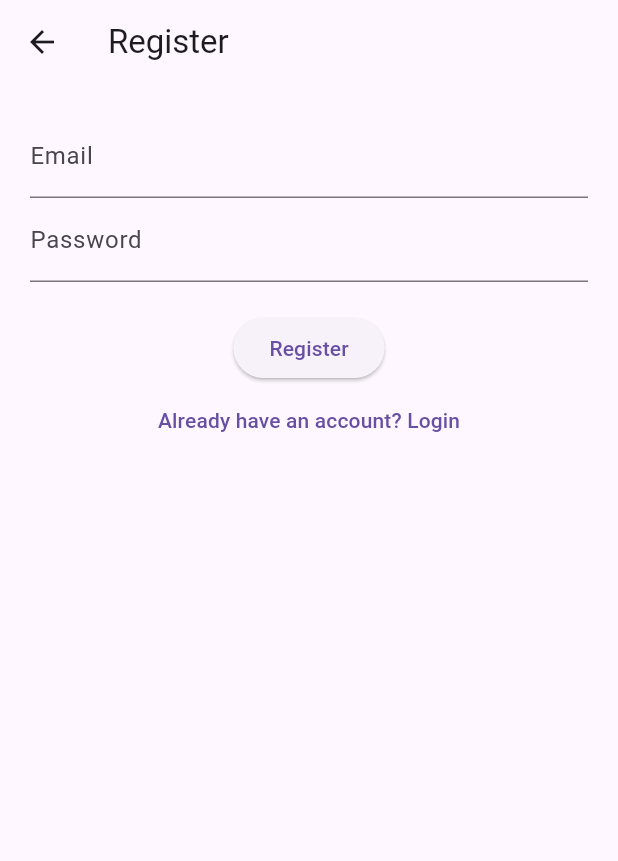
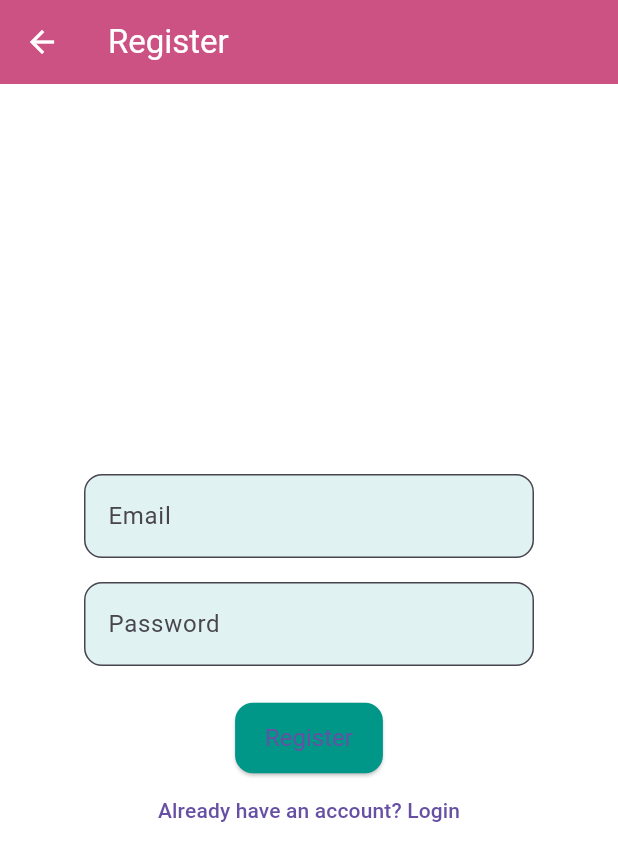
Before and after one commit to Krithika-devadiga/Clinic_Review_Platform, a Flutter app: the screen it shows after launch, after a tap on "Don't have an account? Register here", on a phone screen of 412 x 824 dp. Shown: the top 861 px of the screen. Run offline on Flutter 3.47's test engine with Material 3 defaults, Android fonts, the phone set to English and light mode, and no system bars; our stand-ins replace cloud_firestore, firebase_auth, firebase_core; accounts and stored records are empty; network calls fail.

Commit message:
changes made

```diff
--- a/lib/loginPage.dart
+++ b/lib/loginPage.dart
@@ -36,6 +36,7 @@ class LoginPage extends StatelessWidget {
             mainAxisAlignment: MainAxisAlignment.center,
             children: [
               TextField(controller: emailController, decoration: InputDecoration(labelText: 'Email')),
+              const SizedBox(height: 24),
               TextField(controller: passwordController, decoration: InputDecoration(labelText: 'Password'), obscureText: true),
               SizedBox(height: 20),
               ElevatedButton(onPressed: () => login(context), child: Text("Login")),
--- a/lib/main.dart
+++ b/lib/main.dart
@@ -33,6 +33,38 @@ class MyApp extends StatelessWidget {
     return MaterialApp(
       title: 'Clinic Review App',
       debugShowCheckedModeBanner: false,
+      theme: ThemeData(
+        useMaterial3: true, // Optional for modern design
+        primarySwatch: Colors.teal,
+        scaffoldBackgroundColor: Colors.white,
+        appBarTheme: const AppBarTheme(
+          backgroundColor: Color.fromARGB(255, 211, 82, 129),
+          foregroundColor: Colors.white,
+          elevation: 2,
+        ),
+        textTheme: Theme.of(context).textTheme.apply(
+              bodyColor: Colors.black87,
+              displayColor: Colors.black87,
+            ),
+        elevatedButtonTheme: ElevatedButtonThemeData(
+          style: ElevatedButton.styleFrom(
+            padding: const EdgeInsets.symmetric(vertical: 14, horizontal: 20),
+            shape: RoundedRectangleBorder(
+              borderRadius: BorderRadius.circular(12),
+            ),
+            backgroundColor: Colors.teal,
+            textStyle: const TextStyle(fontSize: 16),
+          ),
+        ),
+        inputDecorationTheme: InputDecorationTheme(
+          border: OutlineInputBorder(
+            borderRadius: BorderRadius.circular(12),
+          ),
+          filled: true,
+          fillColor: Colors.teal.shade50,
+        ),
+      ),
+
       initialRoute: '/',
       routes: {
         '/': (context) => LoginPage(),
--- a/lib/registerPage.dart
+++ b/lib/registerPage.dart
@@ -44,29 +44,33 @@ class _RegisterPageState extends State<RegisterPage> {
   Widget build(BuildContext context) {
     return Scaffold(
       appBar: AppBar(title: Text('Register')),
-      body: Padding(
-        padding: EdgeInsets.all(20),
+      body: Center(
+        child: SizedBox(
+          width: 300, // Same width as LoginPage
           child: Column(
+            mainAxisAlignment: MainAxisAlignment.center,
             children: [
               TextField(
                 controller: _emailController,
                 decoration: InputDecoration(labelText: 'Email'),
               ),
+              const SizedBox(height: 16),
               TextField(
                 controller: _passwordController,
                 obscureText: true,
                 decoration: InputDecoration(labelText: 'Password'),
               ),
-            SizedBox(height: 20),
+              const SizedBox(height: 24),
               ElevatedButton(
-              onPressed: register,
-              child: Text('Register'),
+                onPressed: () => register(),
+                child: Text("Register"),
               ),
               TextButton(
-              onPressed: () => Navigator.pushNamed(context, '/'),
-              child: Text('Already have an account? Login'),
-            )
+                onPressed: () => Navigator.pushReplacementNamed(context, '/'),
+                child: Text("Already have an account? Login"),
+              ),
             ],
+          ),
         ),
       ),
     );
```
Also changed, not shown: lib/homepage.dart (+15 -6 lines). Lines whose indentation alone changed are shown as unchanged.
